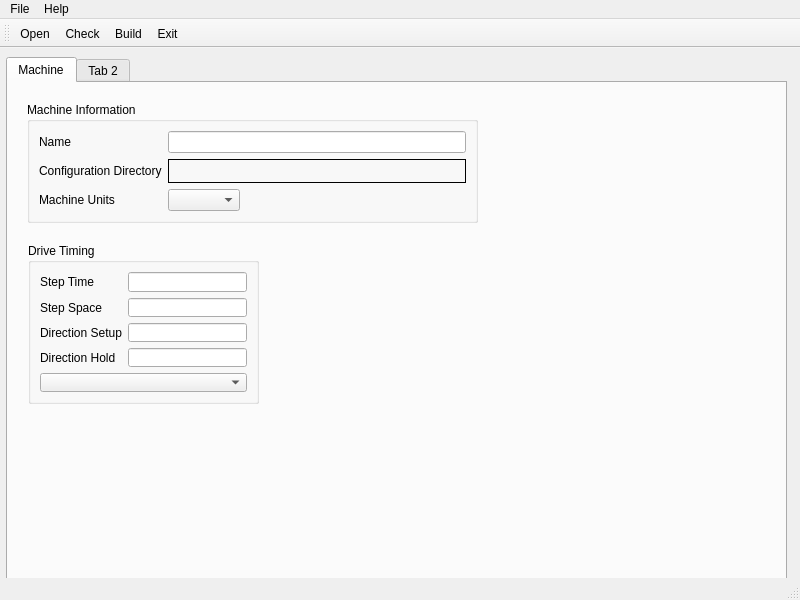
Above: pconfig.ui from cnc4less/pconfig before the change. Below: the same form after it.
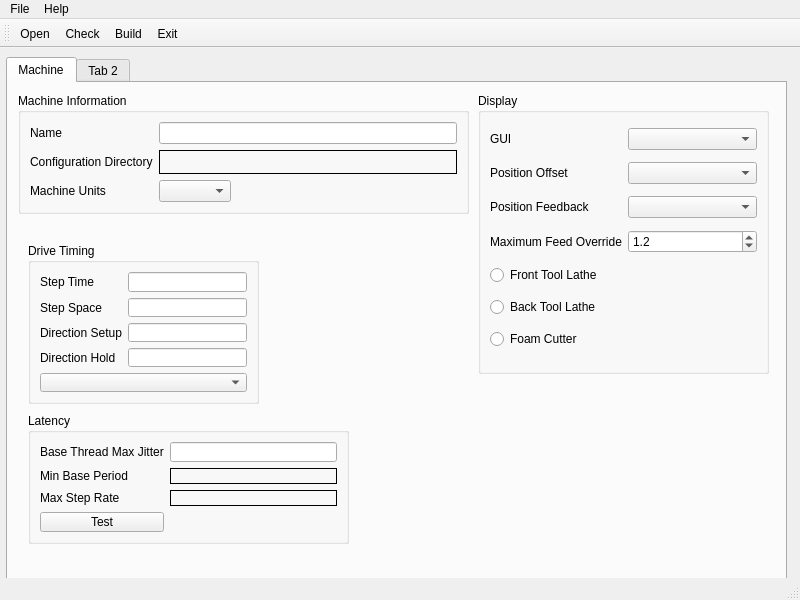
That is the form after the change.

Commit message: add display options and calculate base period and step rate

```diff
--- a/pconfig.ui
+++ b/pconfig.ui
@@ -33,8 +33,8 @@
      <widget class="QGroupBox" name="gridGroupBox">
       <property name="geometry">
        <rect>
-        <x>19</x>
-        <y>19</y>
+        <x>10</x>
+        <y>10</y>
         <width>451</width>
         <height>121</height>
        </rect>
@@ -153,6 +153,164 @@
        </item>
       </layout>
      </widget>
+     <widget class="QGroupBox" name="gridGroupBox">
+      <property name="geometry">
+       <rect>
+        <x>20</x>
+        <y>330</y>
+        <width>321</width>
+        <height>131</height>
+       </rect>
+      </property>
+      <property name="title">
+       <string>Latency</string>
+      </property>
+      <layout class="QGridLayout" name="gridLayout_3">
+       <item row="1" column="0">
+        <widget class="QLabel" name="label_9">
+         <property name="text">
+          <string>Min Base Period</string>
+         </property>
+        </widget>
+       </item>
+       <item row="3" column="0">
+        <widget class="QPushButton" name="latency_test_pb">
+         <property name="text">
+          <string>Test</string>
+         </property>
+        </widget>
+       </item>
+       <item row="0" column="0">
+        <widget class="QLabel" name="label_8">
+         <property name="text">
+          <string>Base Thread Max Jitter</string>
+         </property>
+        </widget>
+       </item>
+       <item row="0" column="1">
+        <widget class="QLineEdit" name="latency_le"/>
+       </item>
+       <item row="1" column="1">
+        <widget class="QLabel" name="min_period_lb">
+         <property name="frameShape">
+          <enum>QFrame::Box</enum>
+         </property>
+         <property name="text">
+          <string/>
+         </property>
+        </widget>
+       </item>
+       <item row="2" column="0">
+        <widget class="QLabel" name="label_11">
+         <property name="text">
+          <string>Max Step Rate</string>
+         </property>
+        </widget>
+       </item>
+       <item row="2" column="1">
+        <widget class="QLabel" name="max_step_rate_lb">
+         <property name="frameShape">
+          <enum>QFrame::Box</enum>
+         </property>
+         <property name="text">
+          <string/>
+         </property>
+        </widget>
+       </item>
+      </layout>
+     </widget>
+     <widget class="QGroupBox" name="gridGroupBox">
+      <property name="geometry">
+       <rect>
+        <x>470</x>
+        <y>10</y>
+        <width>291</width>
+        <height>281</height>
+       </rect>
+      </property>
+      <property name="title">
+       <string>Display</string>
+      </property>
+      <layout class="QGridLayout" name="gridLayout_4">
+       <item row="2" column="0">
+        <widget class="QLabel" name="label_42">
+         <property name="text">
+          <string>Position Feedback</string>
+         </property>
+        </widget>
+       </item>
+       <item row="3" column="1">
+        <widget class="QDoubleSpinBox" name="max_feed_override_sb">
+         <property name="toolTip">
+          <string>1.0 = 100%</string>
+         </property>
+         <property name="decimals">
+          <number>1</number>
+         </property>
+         <property name="maximum">
+          <double>2.000000000000000</double>
+         </property>
+         <property name="singleStep">
+          <double>0.100000000000000</double>
+         </property>
+         <property name="value">
+          <double>1.200000000000000</double>
+         </property>
+        </widget>
+       </item>
+       <item row="1" column="0">
+        <widget class="QLabel" name="label_41">
+         <property name="text">
+          <string>Position Offset</string>
+         </property>
+        </widget>
+       </item>
+       <item row="5" column="0">
+        <widget class="QRadioButton" name="lathe_back_tool_rb">
+         <property name="text">
+          <string>Back Tool Lathe</string>
+         </property>
+        </widget>
+       </item>
+       <item row="2" column="1">
+        <widget class="QComboBox" name="position_feedback_cb"/>
+       </item>
+       <item row="1" column="1">
+        <widget class="QComboBox" name="position_offset_cb"/>
+       </item>
+       <item row="4" column="0">
+        <widget class="QRadioButton" name="lathe_front_tool_rb">
+         <property name="text">
+          <string>Front Tool Lathe</string>
+         </property>
+        </widget>
+       </item>
+       <item row="0" column="0">
+        <widget class="QLabel" name="label_40">
+         <property name="text">
+          <string>GUI</string>
+         </property>
+        </widget>
+       </item>
+       <item row="0" column="1">
+        <widget class="QComboBox" name="gui_cb"/>
+       </item>
+       <item row="3" column="0">
+        <widget class="QLabel" name="label_10">
+         <property name="text">
+          <string>Maximum Feed Override</string>
+         </property>
+        </widget>
+       </item>
+       <item row="6" column="0">
+        <widget class="QRadioButton" name="foam_cutter_rb">
+         <property name="text">
+          <string>Foam Cutter</string>
+         </property>
+        </widget>
+       </item>
+      </layout>
+     </widget>
     </widget>
     <widget class="QWidget" name="tab_1">
      <attribute name="title">
```
The commit also changes 3 other files.
